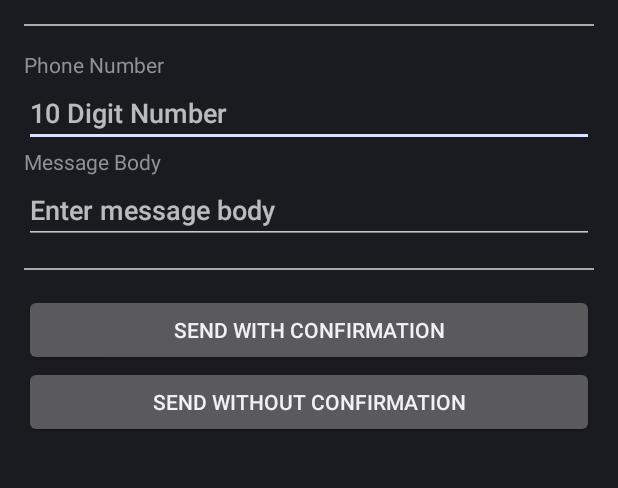
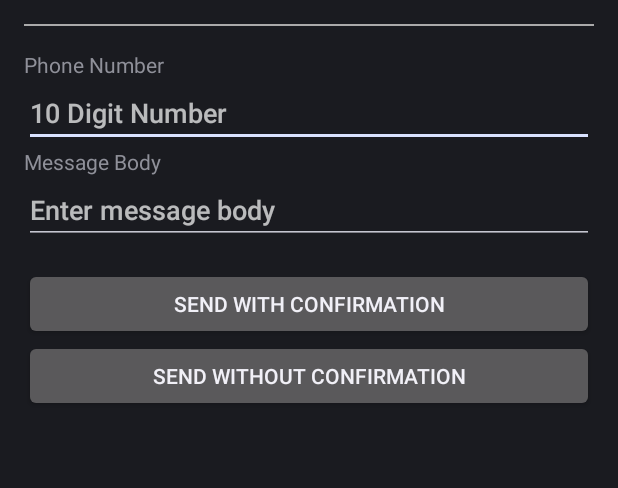
Before and after one commit to srsudar/odk-sms-bridge, an Android app: the screen it shows after launch (WelcomeActivity), on a phone screen of 412 x 824 dp, the part 253-741 px from its top. Run offline under Robolectric (Android 15) with nearby library versions, the phone set to English and light mode, and no system bars.

Commit message:
add more images. remove second divider on welcome screen.

```diff
--- a/src/main/res/layout/activity_welcome.xml
+++ b/src/main/res/layout/activity_welcome.xml
@@ -59,17 +59,12 @@
                 android:layout_height="wrap_content"
                 android:hint="@string/message_body_hint"/>
 
-        <View
-                android:layout_width="match_parent"
-                android:layout_height="1dp"
-                android:layout_marginTop="@dimen/activity_vertical_margin"
-                android:layout_marginBottom="@dimen/activity_vertical_margin"
-                android:background="@android:color/darker_gray" />
 
         <Button
                 android:id="@+id/send_sms_with_confirmation"
                 android:layout_width="match_parent"
                 android:layout_height="wrap_content"
+                android:layout_marginTop="@dimen/activity_vertical_margin"
                 android:text="@string/send_with_confirmation" />
 
         <Button
```
Also changed, not shown: 3 other files.
